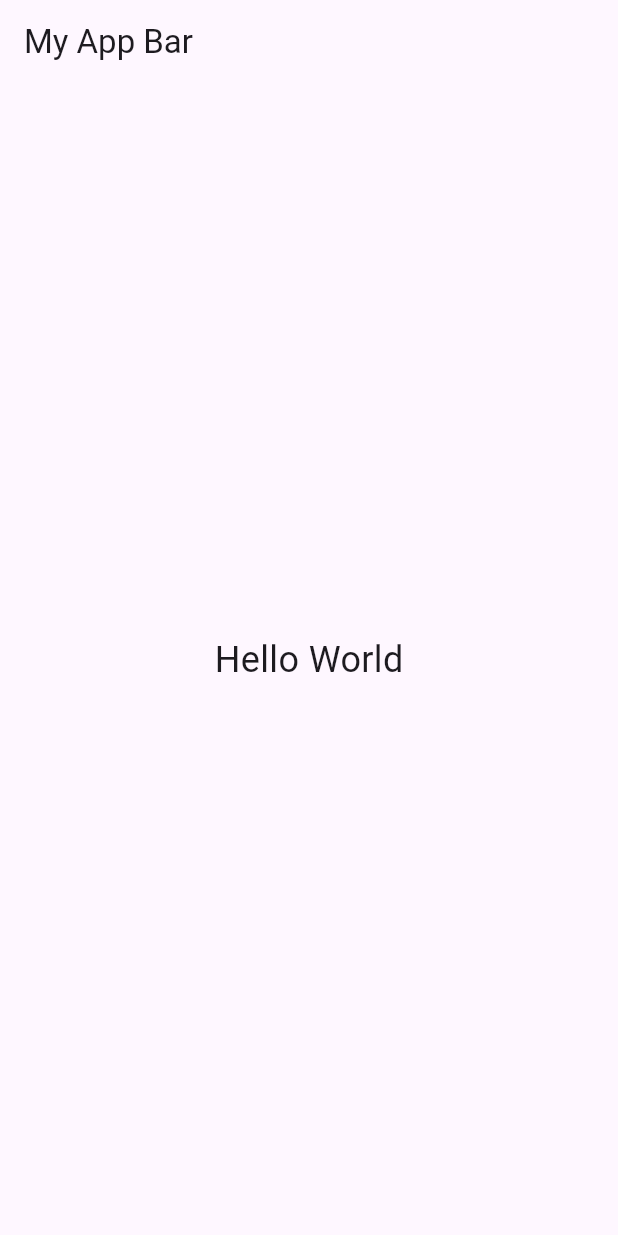
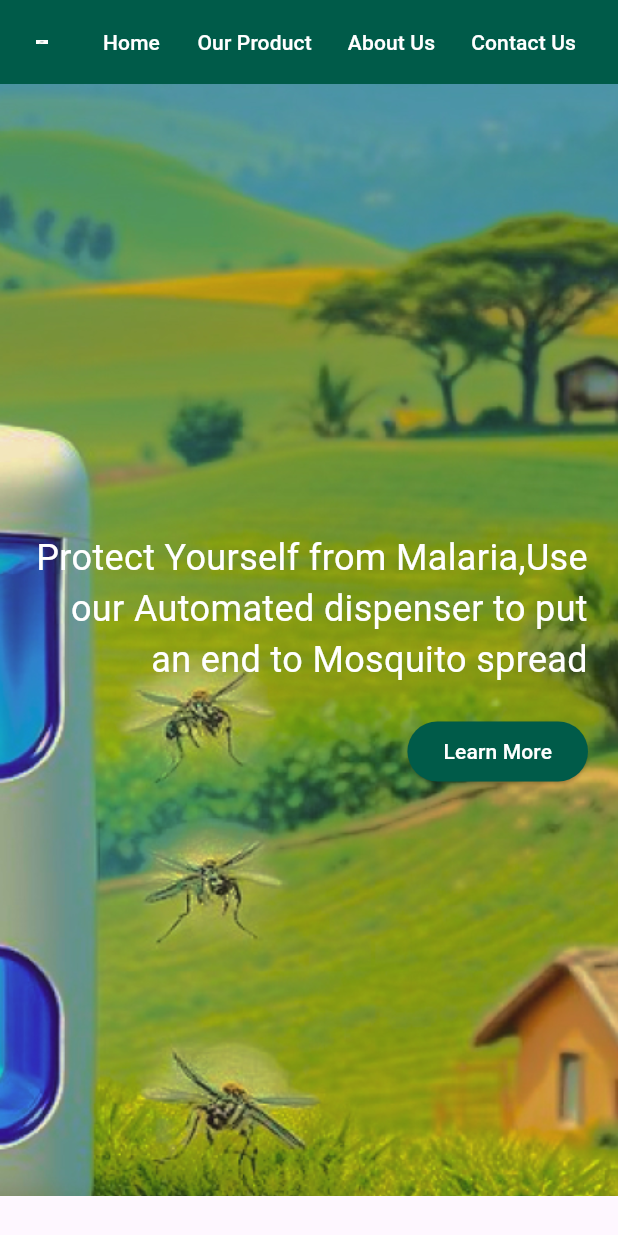
Before and after one commit to infangle/end-malaria, a Flutter app: the screen it shows after launch, on a phone screen of 412 x 824 dp. Run offline on Flutter 3.47's test engine with Material 3 defaults, Android fonts, the phone set to English and light mode, and no system bars.

Commit message:
nav bar and hero section update

```diff
--- a/endmalariaapp/lib/main.dart
+++ b/endmalariaapp/lib/main.dart
@@ -5,19 +5,113 @@ void main() {
 }
 
 class MyApp extends StatelessWidget {
+  const MyApp({super.key});
+
   @override
   Widget build(BuildContext context) {
     return MaterialApp(
       title: 'Hello World App',
       home: Scaffold(
         appBar: AppBar(
-          title: Text('My App Bar'),
+          leading: Padding(
+            padding: const EdgeInsets.only(left: 24.0, right: 24.0),
+            child:
+                Image.asset("assets/images/logo.jpg", width: 250, height: 150),
+          ),
+          title: Center(
+            child: Text(
+              'End-Malaria',
+              style: TextStyle(
+                fontSize: 32,
+              ),
+            ),
+          ),
+          backgroundColor: Color(0xFF005B49),
+          actions: [
+            Padding(
+              padding: const EdgeInsets.symmetric(horizontal: 16.0),
+              child: Row(
+                children: [
+                  TextButton(
+                      onPressed: () {},
+                      child: Text(
+                        'Home',
+                        style: TextStyle(color: Colors.white),
+                      )),
+                  TextButton(
+                      onPressed: () {},
+                      child: Text(
+                        'Our Product',
+                        style: TextStyle(color: Colors.white),
+                      )),
+                  TextButton(
+                      onPressed: () {},
+                      child: Text(
+                        'About Us',
+                        style: TextStyle(color: Colors.white),
+                      )),
+                  TextButton(
+                      onPressed: () {},
+                      child: Text(
+                        'Contact Us',
+                        style: TextStyle(color: Colors.white),
+                      )),
+                ],
+              ),
+            ),
+          ],
         ),
-        body: Center(
-          child: Text(
-            'Hello World',
-            style: TextStyle(fontSize: 24),
-          ),
+        body: Stack(
+          children: [
+            // Container for the hero section
+            Container(
+              height: MediaQuery.of(context).size.height *
+                  0.9, // Adjust height as needed
+              width: double.infinity,
+              decoration: BoxDecoration(
+                image: DecorationImage(
+                  image: AssetImage('assets/images/Herobg.jpg'),
+                  fit: BoxFit.cover,
+                ),
+              ),
+            ),
+            // Overlay content
+            Align(
+              alignment: Alignment.centerRight, // Align to the right
+              child: Padding(
+                padding: const EdgeInsets.all(20.0), // Add padding for spacing
+                child: Column(
+                  mainAxisAlignment:
+                      MainAxisAlignment.center, // Center vertically
+                  crossAxisAlignment:
+                      CrossAxisAlignment.end, // Align text to the right
+                  children: [
+                    Text(
+                      'Protect Yourself from Malaria,'
+                      'Use our Automated dispenser to put an end '
+                      'to Mosquito spread',
+                      style: TextStyle(
+                          fontSize: 24,
+                          color: Colors.white), // Change color for visibility
+                      textAlign: TextAlign.right, // Right align text
+                    ),
+                    SizedBox(height: 20), // Space between text and button
+                    ElevatedButton(
+                      onPressed: () {
+                        // Add your onPressed code here
+                      },
+                      style: ElevatedButton.styleFrom(
+                        backgroundColor:
+                            Color(0xFF005B49), // Set the background color
+                        foregroundColor: Colors.white, // Text color
+                      ),
+                      child: Text('Learn More'),
+                    ),
+                  ],
+                ),
+              ),
+            ),
+          ],
         ),
       ),
     );
--- a/endmalariaapp/pubspec.yaml
+++ b/endmalariaapp/pubspec.yaml
@@ -58,9 +58,9 @@ flutter:
   uses-material-design: true
 
   # To add assets to your application, add an assets section, like this:
-  # assets:
-  #   - images/a_dot_burr.jpeg
-  #   - images/a_dot_ham.jpeg
+  assets:
+    - assets/images/Herobg.jpg
+    - assets/images/logo.jpg
 
   # An image asset can refer to one or more resolution-specific "variants", see
   # https://flutter.dev/to/resolution-aware-images
```
Also changed, not shown: endmalariaapp/assets/images/Herobg.jpg (added), endmalariaapp/assets/images/logo.jpg (added).
